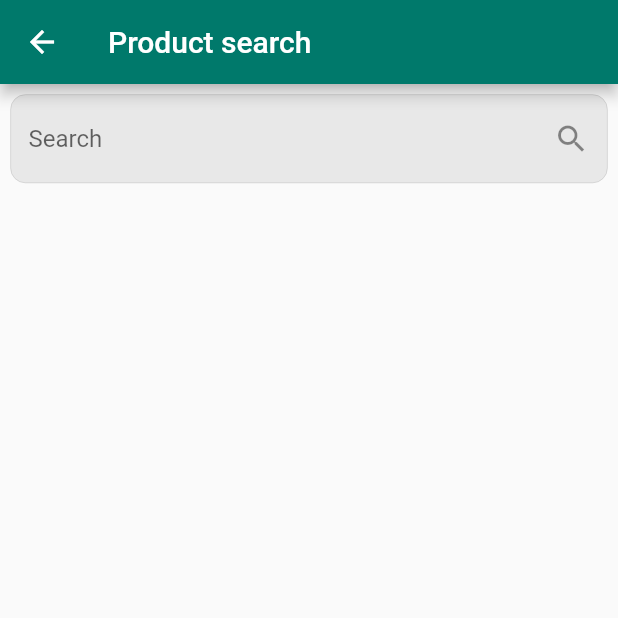
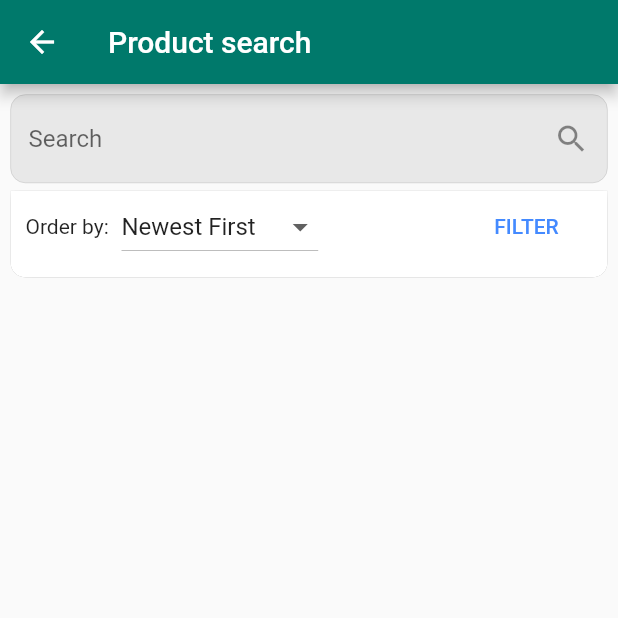
Before and after one commit to nicoloalbergoni/DIMA-Project-2020-2021, a Flutter app: the SearchScreen screen opened by its route, on a phone screen of 412 x 824 dp, the top half of it. Run offline on Flutter 3.47's test engine with Material 2 defaults, Android fonts, the phone set to English and light mode, and no system bars; our stand-ins replace carousel_slider, cloud_firestore, easy_localization, firebase_auth, firebase_core, firebase_storage and 6 more; missing offline and left inert: flutter_downloader, flutter_unity_widget, redux_logging; accounts and stored records are empty.

Commit message:
Add filter bar in search screen

```diff
--- a/lib/ui/screens/search_screen.dart
+++ b/lib/ui/screens/search_screen.dart
@@ -2,6 +2,7 @@ import 'package:easy_localization/easy_localization.dart';
 import 'package:flutter/material.dart';
 import 'package:realiteye/generated/locale_keys.g.dart';
 import 'package:realiteye/ui/widgets/custom_appbar.dart';
+import 'package:realiteye/ui/widgets/filter_bar.dart';
 import 'package:realiteye/ui/widgets/search_box.dart';
 import 'package:realiteye/ui/widgets/search_listview_builder.dart';
 import 'package:realiteye/ui/widgets/side_menu.dart';
@@ -37,6 +38,8 @@ class _SearchScreenState extends State<SearchScreen> {
         child: Column(
           children: [
             SearchBox(_searchController, _searchFocus, _searchPressed),
+            SizedBox(height: 5,),
+            FilterBar(),
             (showHistory || history.length == 0)
                 ? Flexible(child: _buildHistoryList())
                 : Container(),
--- /dev/null
+++ b/lib/ui/widgets/filter_bar.dart
@@ -0,0 +1,183 @@
+import 'package:flutter/material.dart';
+
+class FilterBar extends StatefulWidget {
+  @override
+  _FilterBarState createState() => _FilterBarState();
+}
+
+class _FilterBarState extends State<FilterBar> {
+  String dropdownValue = 'Newest First';
+  bool showFilters;
+  bool showAROnly;
+  RangeValues priceRangeValues = const RangeValues(10, 500);
+
+  Map<String, bool> categoriesBool = {
+    "Cat1": false,
+    "Cat2": false,
+    "Cat3": false,
+    "Cat4": false,
+    "Cat5": false
+  };
+
+  @override
+  void initState() {
+    super.initState();
+    showFilters = false;
+    showAROnly = false;
+  }
+
+  @override
+  Widget build(BuildContext context) {
+    return ClipRRect(
+      borderRadius: BorderRadius.only(
+          bottomLeft: Radius.circular(10), bottomRight: Radius.circular(10)),
+      child: Container(
+        decoration: BoxDecoration(
+          borderRadius: BorderRadius.only(
+              bottomLeft: Radius.circular(10),
+              bottomRight: Radius.circular(10)),
+          color: Colors.white,
+          boxShadow: [
+            BoxShadow(
+              color: Colors.grey,
+              offset: Offset(0.0, 1.0), //(x,y)
+              blurRadius: 6.0,
+            ),
+          ],
+        ),
+        child: Padding(
+          padding: EdgeInsets.only(left: 10, right: 10, bottom: 10),
+          child: Column(
+            crossAxisAlignment: CrossAxisAlignment.start,
+            children: [
+              Row(
+                crossAxisAlignment: CrossAxisAlignment.center,
+                children: [
+                  Padding(
+                    padding: EdgeInsets.only(right: 5, left: 0),
+                    child: Text("Order by: "),
+                  ),
+                  DropdownButton<String>(
+                    value: dropdownValue,
+                    icon: Icon(Icons.arrow_drop_down_sharp),
+                    iconSize: 24,
+                    onChanged: (String newValue) {
+                      setState(() {
+                        dropdownValue = newValue;
+                      });
+                    },
+                    items: <String>[
+                      'Newest First',
+                      'Cheapest First',
+                      'Expensive First'
+                    ].map<DropdownMenuItem<String>>((String value) {
+                      return DropdownMenuItem<String>(
+                        value: value,
+                        child: Text(value),
+                      );
+                    }).toList(),
+                  ),
+                  Spacer(),
+                  FlatButton(
+                    onPressed: () {
+                      setState(() {
+                        showFilters = !showFilters;
+                      });
+                    },
+                    child: Text(
+                      "FILTER",
+                      textAlign: TextAlign.center,
+                      style: TextStyle(color: Colors.blueAccent),
+                    ),
+                  ),
+                ],
+              ),
+              Visibility(
+                visible: showFilters,
+                child: Column(
+                  mainAxisSize: MainAxisSize.min,
+                  children: [
+                    Row(
+                      children: [
+                        Icon(Icons.remove_red_eye),
+                        Text(" AR Available"),
+                        Switch(
+                            value: showAROnly,
+                            onChanged: (value) {
+                              setState(() {
+                                showAROnly = value;
+                              });
+                            }),
+                      ],
+                    ),
+                    Row(
+                      children: [
+                        Text("Price range: "),
+                        Expanded(
+                          child: RangeSlider(
+                            values: priceRangeValues,
+                            labels: RangeLabels(
+                              priceRangeValues.start.round().toString(),
+                              priceRangeValues.end.round().toString(),
+                            ),
+                            min: 0,
+                            max: 500,
+                            divisions: 500,
+                            onChanged: (values) {
+                              setState(() {
+                                priceRangeValues = values;
+                              });
+                            },
+                          ),
+                        ),
+                      ],
+                    ),
+                    SizedBox(
+                      height: 30,
+                      child: Row(
+                        children: [
+                          Padding(
+                            padding: EdgeInsets.only(right: 5),
+                            child: Text("Categories: "),
+                          ),
+                          Flexible(child: _buildFilterChips()),
+                        ],
+                      ),
+                    ),
+                  ],
+                ),
+              ),
+            ],
+          ),
+        ),
+      ),
+    );
+  }
+
+  Widget _buildFilterChips() {
+    List categories = ["Cat1", "Cat2", "Cat3", "Cat4", "Cat5"];
+
+    //TODO: Style Scrollbar
+    return Scrollbar(
+      child: ListView.separated(
+        scrollDirection: Axis.horizontal,
+        itemCount: categories.length,
+        itemBuilder: (BuildContext context, int index) {
+          return FilterChip(
+            label: Text(categories[index]),
+            selected: categoriesBool[categories[index]],
+            onSelected: (_) {
+              setState(() {
+                categoriesBool[categories[index]] =
+                    !categoriesBool[categories[index]];
+              });
+            },
+          );
+        },
+        separatorBuilder: (BuildContext context, _) => SizedBox(
+          width: 5,
+        ),
+      ),
+    );
+  }
+}
--- a/lib/ui/widgets/search_listview_builder.dart
+++ b/lib/ui/widgets/search_listview_builder.dart
@@ -28,6 +28,8 @@ class _SearchListViewBuilderState extends State<SearchListViewBuilder> {
   Widget build(BuildContext context) {
 
     return RefreshIndicator(
+      //TODO: Style Scrollbar
+      child: Scrollbar(
         child: ListView.builder(
           shrinkWrap: true,
           controller: controller,
@@ -47,6 +49,7 @@ class _SearchListViewBuilderState extends State<SearchListViewBuilder> {
               ),
             );
           },
+        ),
       ),
       onRefresh: () async{
         _data.clear();
```
Lines whose indentation alone changed are shown as unchanged.
